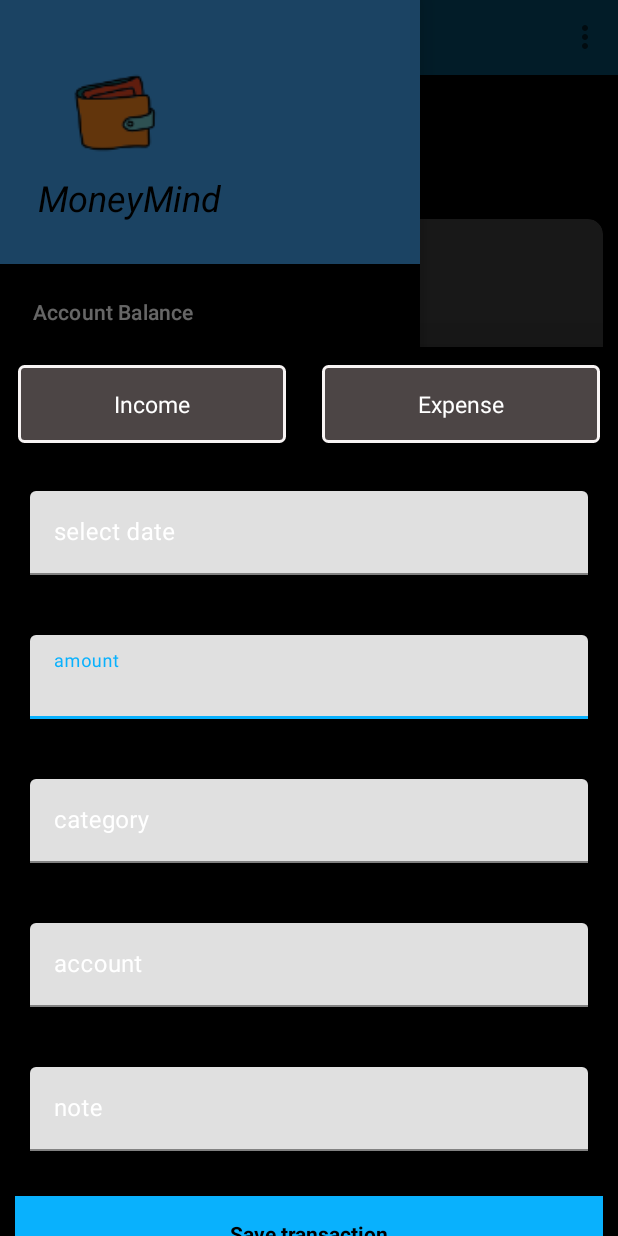
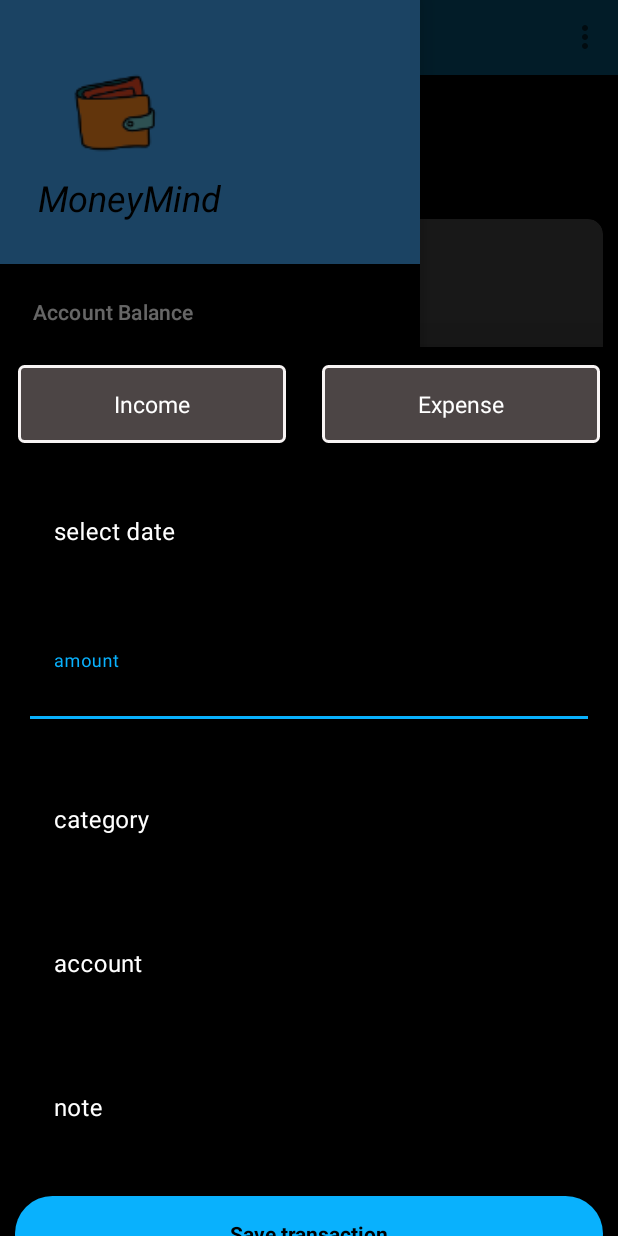
Before and after one commit to piyusshh07/Moneymind, an Android app: the fragment AddTransactionFragement placed in its activity, with the side drawer open, on a phone screen of 412 x 824 dp. Run offline under Robolectric (Android 15) with nearby library versions, the phone set to English and light mode, and no system bars.

```diff
--- a/app/src/main/java/com/project/moneymind/adapters/transactions_adapter.java
+++ b/app/src/main/java/com/project/moneymind/adapters/transactions_adapter.java
@@ -47,10 +47,9 @@ Context context;
         holder.binding.categoryIcon.setImageResource(transactinCategory.getCategoryimage());
 
         if(transaction.getType().equals(constants.Income)){
-        holder.binding.transactionAmount.setTextColor(R.color.green);
+        holder.binding.transactionAmount.setTextColor(context.getColor(R.color.green));
         } else if (transaction.getType().equals(constants.Expense)) {
-            holder.binding.transactionAmount.setTextColor(R.color.red);
-
+            holder.binding.transactionAmount.setTextColor(context.getColor(R.color.red));
         }
     }
 
--- a/app/src/main/java/com/project/moneymind/database/DBHelper.java
+++ b/app/src/main/java/com/project/moneymind/database/DBHelper.java
@@ -5,14 +5,11 @@ import android.content.Context;
 import android.database.Cursor;
 import android.database.sqlite.SQLiteDatabase;
 import android.database.sqlite.SQLiteOpenHelper;
-import android.health.connect.datatypes.Record;
 import android.util.Log;
 
 import androidx.annotation.Nullable;
 
 import com.project.moneymind.models.transaction;
-import com.project.moneymind.views.activties.home_page;
-import com.project.moneymind.views.activties.registration_page;
 
 import java.text.ParseException;
 import java.text.SimpleDateFormat;
@@ -51,6 +48,8 @@ public class DBHelper extends SQLiteOpenHelper {
 
     public static final String Expense_note="expense_note";
     public static final  String Expense_account="expense_account";
+    public static final String Expense_Acc_user_id="expense_acc_user_id";
+
 
 
 
@@ -83,12 +82,14 @@ public class DBHelper extends SQLiteOpenHelper {
         String create_record_table = ("CREATE TABLE " + Expense_table + "("
                 + Expense_id + " INTEGER PRIMARY KEY AUTOINCREMENT, "
                 + Expense_account_id + " INTEGER, "
+                + Expense_Acc_user_id +" INTEGER, "
                 + Expense_account + " TEXT NOT NULL,"
                 + Expense_type + " TEXT NOT NULL, "
                 + Expense_date + " TEXT, "
                 + Expense_amount + " DOUBLE, "
                 + Expense_category + " TEXT NOT NULL, "
                 + Expense_note + " TEXT, "
+                + "FOREIGN KEY (" + Expense_Acc_user_id + ") REFERENCES " + Acc_table + "(" + Acc_user_id + "), "
                 + "FOREIGN KEY (" + Expense_account_id + ") REFERENCES " + Acc_table + "(" + Acc_id + "))");
         userdb.execSQL(create_record_table);
 
@@ -134,10 +135,11 @@ public class DBHelper extends SQLiteOpenHelper {
         return userdb.insert(Acc_table, null, Values);
     }
 
-    public void insertExpense( int accid, String type, String account ,String date, int amount, String category, String note) {
+    public void insertExpense( int accid,int accuser_id, String type, String account ,String date, int amount, String category, String note) {
         SQLiteDatabase db = this.getWritableDatabase();
         ContentValues values = new ContentValues();
         values.put(Expense_account_id,accid);
+        values.put(Expense_Acc_user_id,accuser_id);
         values.put(Expense_type, type);
         values.put(Expense_account, account);
         values.put(Expense_date, date);
@@ -224,12 +226,12 @@ public class DBHelper extends SQLiteOpenHelper {
         cursor.close();
         return acc_names;
     }
-    public ArrayList<transaction> fetch_transactions() {
+    public ArrayList<transaction> fetch_transactions(int acc_id, int user_id) {
         ArrayList<transaction> transactions = new ArrayList<>();
         SQLiteDatabase db = this.getReadableDatabase();
 
         // Select all transactions
-        Cursor cursor = db.rawQuery("SELECT * FROM " + Expense_table, null);
+        Cursor cursor = db.rawQuery("SELECT * FROM " + Expense_table + " WHERE " + Expense_account_id + "=? AND " + Expense_Acc_user_id+ "=?", new String[]{String.valueOf(acc_id), String.valueOf(user_id)});
 
         // Loop through the cursor and add each transaction to the list
         if (cursor != null && cursor.moveToFirst()) {
--- a/app/src/main/java/com/project/moneymind/views/activties/home_page.java
+++ b/app/src/main/java/com/project/moneymind/views/activties/home_page.java
@@ -16,8 +16,6 @@ import android.view.Menu;
 import android.view.MenuInflater;
 import android.view.MenuItem;
 import android.view.View;
-import android.widget.Button;
-import android.widget.EditText;
 import android.widget.TextView;
 
 import com.google.android.material.floatingactionbutton.FloatingActionButton;
@@ -32,7 +30,7 @@ public class home_page extends AppCompatActivity {
     @SuppressLint("MissingInflatedId")
     String t1;
     TextView fname, balance ,acc_Name;
-    CardView ac_bal , Expensecard;
+    CardView ac_bal , Expensecard , Budget_GoalsCard;
     String us ,nameuser ;
 
     Integer acc_id,user_id ,acc_balance;
@@ -42,6 +40,7 @@ public class home_page extends AppCompatActivity {
     DBHelper db;
     FloatingActionButton fabtn;
      AlertDialog baldialog;
+
     double ba;
 
 
@@ -77,6 +76,7 @@ public class home_page extends AppCompatActivity {
         navigationView=findViewById(R.id.navigationview);
         fabtn=findViewById(R.id.fab);
         Expensecard=findViewById(R.id.history);
+        Budget_GoalsCard=findViewById(R.id.bud_goal);
 
 
         //sharedpreference code
@@ -141,6 +141,15 @@ public class home_page extends AppCompatActivity {
                 startActivity(his_page);
             }
         });
+
+        Intent budget_Goal=new Intent(home_page.this, budget_goals.class);
+        Budget_GoalsCard.setOnClickListener(new View.OnClickListener() {
+            @Override
+            public void onClick(View view) {
+                startActivity(budget_Goal);
+            }
+        });
+
         if(getSupportActionBar()!=null){
         }
         toolbar.setTitle("Home");
--- a/app/src/main/java/com/project/moneymind/views/fragements/AddTransactionFragement.java
+++ b/app/src/main/java/com/project/moneymind/views/fragements/AddTransactionFragement.java
@@ -32,6 +32,8 @@ import com.project.moneymind.databinding.ListDialogBinding;
 import com.project.moneymind.models.Category;
 import com.project.moneymind.utils.constants;
 import com.project.moneymind.utils.helper;
+import com.project.moneymind.models.transaction;
+
 
 import java.text.SimpleDateFormat;
 import java.util.ArrayList;
@@ -42,7 +44,7 @@ public class AddTransactionFragement extends BottomSheetDialogFragment {
 TextInputEditText datebox;
 DBHelper db;
 String type,date,category,note;
-TextInputEditText Ex_type,Ex_date,Ex_amount,Ex_category,Ex_note;
+
     int  amount;
     public AddTransactionFragement() {
         // Required empty public constructor
@@ -76,8 +78,9 @@ TextInputEditText Ex_type,Ex_date,Ex_amount,Ex_category,Ex_note;
               amount= Integer.parseInt(binding.Examount.getText().toString());
                 category=binding.Excategory.getText().toString();
                 note=binding.Exnote.getText().toString();
-                db.insertExpense(acc_id,"Expense","Gpay",date,amount,category,note);
+                db.insertExpense(acc_id,user_id,"Expense","Gpay",date,amount,category,note);
                 Toast.makeText(getContext(), "inserted", Toast.LENGTH_SHORT).show();
+                dismiss();
             }
         });
 
@@ -87,6 +90,7 @@ TextInputEditText Ex_type,Ex_date,Ex_amount,Ex_category,Ex_note;
             public void onClick(View view) {
                 binding.incomeBtn.setBackground(getContext().getDrawable(R.drawable.default_income_selector));
                 binding.expenseBtn.setBackground(getContext().getDrawable(R.drawable.default_selector));
+
             }
         });
 
@@ -96,8 +100,6 @@ TextInputEditText Ex_type,Ex_date,Ex_amount,Ex_category,Ex_note;
                 binding.expenseBtn.setBackground(getContext().getDrawable(R.drawable.default_expense_selector));
                 binding.incomeBtn.setBackground(getContext().getDrawable(R.drawable.default_selector));
             }
-
-
         });
 
         binding.Exdate.setOnClickListener(new View.OnClickListener() {
--- /dev/null
+++ b/app/src/main/res/drawable/btncurve.xml
@@ -0,0 +1,8 @@
+<?xml version="1.0" encoding="utf-8"?>
+<shape xmlns:android="http://schemas.android.com/apk/res/android">
+ <solid android:color="@color/blue">
+ </solid>
+    <corners android:radius="40dp"></corners>
+    <size android:width="120dp"
+        android:height="50dp"></size>
+</shape>
--- a/app/src/main/res/layout/activity_history_page.xml
+++ b/app/src/main/res/layout/activity_history_page.xml
@@ -6,7 +6,8 @@
     android:layout_width="match_parent"
     android:layout_height="match_parent"
     tools:context=".views.activties.history_page"
-    android:layout_marginTop="20dp">
+    android:layout_marginTop="20dp"
+    android:background="@color/black">
 <androidx.recyclerview.widget.RecyclerView
     android:layout_width="match_parent"
     android:layout_height="match_parent"
--- a/app/src/main/res/layout/fragment_add_transaction_fragement.xml
+++ b/app/src/main/res/layout/fragment_add_transaction_fragement.xml
@@ -53,6 +53,7 @@
                 android:layout_height="match_parent"
                 android:layout_margin="10dp"
                 android:textColorHint="@color/white"
+                android:background="@color/black"
                 >
 
                 <com.google.android.material.textfield.TextInputEditText
@@ -63,7 +64,9 @@
                     android:hint="select date"
                     android:textColor="@color/white"
                    android:textColorHint="@color/white"
-                    android:layout_margin="10dp"/>
+                    android:layout_margin="10dp"
+                    android:background="@color/black"
+                    />
             </com.google.android.material.textfield.TextInputLayout>
 
             <com.google.android.material.textfield.TextInputLayout
@@ -71,7 +74,8 @@
                 android:layout_height="match_parent"
                 android:layout_margin="10dp"
                 android:focusable="false"
-                android:textColorHint="@color/white">
+                android:textColorHint="@color/white"
+                android:background="@color/black">
 
                 <com.google.android.material.textfield.TextInputEditText
                     android:id="@+id/Examount"
@@ -83,6 +87,7 @@
                     android:textColor="@color/white"
                     android:textColorHint="@color/white"
                     android:layout_margin="10dp"
+                    android:background="@color/black"
                     />
             </com.google.android.material.textfield.TextInputLayout>
 
@@ -92,7 +97,8 @@
                 android:layout_margin="10dp"
                 android:focusable="false"
                 android:textColor="@color/white"
-                android:textColorHint="@color/white">
+                android:textColorHint="@color/white"
+                android:background="@color/black">
 
                 <com.google.android.material.textfield.TextInputEditText
                     android:id="@+id/Excategory"
@@ -102,7 +108,8 @@
                     android:hint="category"
                     android:textColor="@color/white"
                     android:textColorHint="@color/white"
-                    android:layout_margin="10dp"/>
+                    android:layout_margin="10dp"
+                    android:background="@color/black"/>
             </com.google.android.material.textfield.TextInputLayout>
 
             <com.google.android.material.textfield.TextInputLayout
@@ -120,7 +127,8 @@
                     android:hint="account"
                     android:textColor="@color/white"
                     android:textColorHint="@color/white"
-                    android:layout_margin="10dp"/>
+                    android:layout_margin="10dp"
+                    android:background="@color/black"/>
             </com.google.android.material.textfield.TextInputLayout>
 
             <com.google.android.material.textfield.TextInputLayout
@@ -138,7 +146,8 @@
                     android:hint="note"
                     android:textColor="@color/white"
                     android:textColorHint="@color/white"
-                    android:layout_margin="10dp"/>
+                    android:layout_margin="10dp"
+                    android:background="@color/black"/>
             </com.google.android.material.textfield.TextInputLayout>
 
             <androidx.appcompat.widget.AppCompatButton
@@ -148,7 +157,7 @@
                 android:gravity="center"
                 android:text="Save transaction"
                 android:layout_margin="10dp"
-                android:background="@color/blue"
+                android:background="@drawable/btncurve"
                 android:textColor="@color/black"
                 android:textStyle="bold"
                 />
--- a/app/src/main/res/layout/history_record.xml
+++ b/app/src/main/res/layout/history_record.xml
@@ -64,7 +64,6 @@
         android:layout_height="wrap_content"
         android:layout_marginRight="10dp"
         android:text="100000"
-        android:textColor="@color/black"
         android:textStyle="bold"
         app:layout_constraintBottom_toBottomOf="@+id/linearLayout2"
         app:layout_constraintEnd_toEndOf="parent"
--- a/app/src/main/res/values/colors.xml
+++ b/app/src/main/res/values/colors.xml
@@ -9,7 +9,8 @@
     <color name="white">#FFFFFFFF</color>
     <color name="grey">#9A9999</color>
     <color name="blue">#09B1FD</color>
-    <color name="red">#FF0101</color>
-    <color name="green">#08FF00</color>
+    <color name="red">#AA0101</color>
+    <color name="radium">#08FF00</color>
+    <color name="green">#1D8520</color>
 
 </resources>
--- a/app/src/main/res/values/strings.xml
+++ b/app/src/main/res/values/strings.xml
@@ -2,4 +2,6 @@
     <string name="app_name">MoneyMind</string>
     <string name="opendawer">Open Drawer</string>
     <string name="closedrawer">Close Drawer</string>
+    <!-- TODO: Remove or change this placeholder text -->
+    <string name="hello_blank_fragment">Hello blank fragment</string>
 </resources>
```
Also changed, not shown: app/src/main/AndroidManifest.xml (+8 -4 lines), app/src/main/java/com/project/moneymind/adapters/ViewPager_adpater_budGoal.java (added, +41 -0 lines), app/src/main/java/com/project/moneymind/models/transaction.java (+5 -5 lines), app/src/main/java/com/project/moneymind/views/activties/budget_goals.java (added, +40 -0 lines), app/src/main/java/com/project/moneymind/views/activties/history_page.java (+5 -2 lines), app/src/main/java/com/project/moneymind/views/fragements/Budget_frag.java (added, +39 -0 lines), app/src/main/java/com/project/moneymind/views/fragements/Goal_frag.java (added, +33 -0 lines), app/src/main/res/layout/activity_budget_goals.xml (added, +25 -0 lines), app/src/main/res/layout/fragment_budget_frag.xml (added, +73 -0 lines), app/src/main/res/layout/fragment_goal_frag.xml (added, +68 -0 lines).
